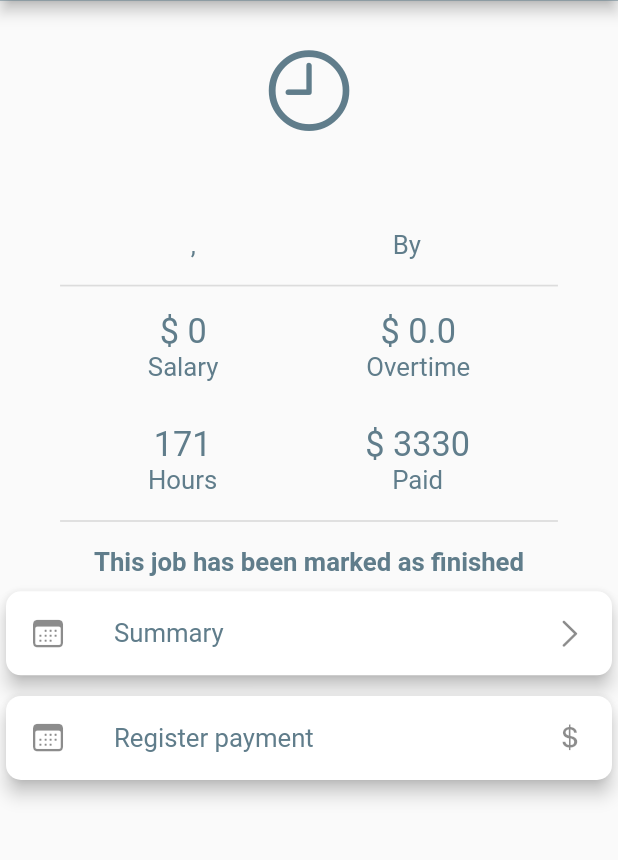
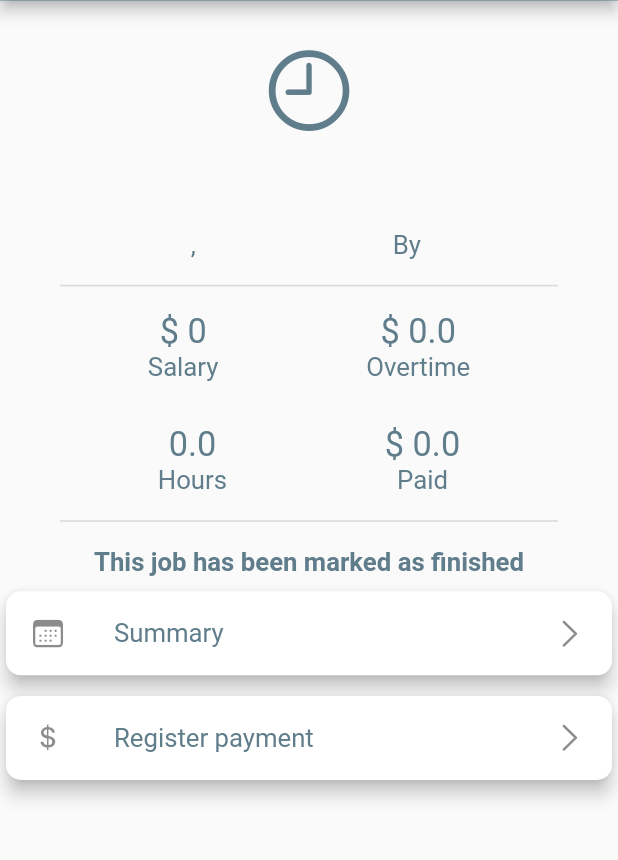
Before and after one commit to LucatonyRaudales/TCP-Workers, a Flutter app: the JobPage screen opened directly with empty values, on a phone screen of 412 x 824 dp, the part 82-942 px from its top. Run offline on Flutter 3.47's test engine with Material 2 defaults, Android fonts, the phone set to English and light mode, and no system bars; our stand-ins replace animate_do, csc_picker, flutter_screenutil, flutter_spinkit, get, get_storage and 3 more; missing offline and left inert: time_range_picker; accounts and stored records are empty; network calls fail.

Commit message:
se hizo las funciones para registrar los pagos, para obtener los datos del total de horas y pagos registrados

```diff
--- a/lib/app/common/variables.dart
+++ b/lib/app/common/variables.dart
@@ -1,4 +1,4 @@
 class GlobalVariables {
-  //static String api = 'http://192.168.1.7:3001';
-  static String api = "https://technoconstruction.herokuapp.com";
+  static String api = 'http://192.168.1.7:3001';
+  //static String api = "https://technoconstruction.herokuapp.com";
 }
--- /dev/null
+++ b/lib/app/models/data_paid.dart
@@ -0,0 +1,23 @@
+class DataPaid {
+    DataPaid({
+        this.id,
+        this.total,
+        this.hours,
+    });
+
+    dynamic id;
+    double total;
+    double hours;
+
+    factory DataPaid.fromJson(Map<String, dynamic> json) => DataPaid(
+        id: json["_id"],
+        total: json["total"] == null ? 0.0 : json["total"].toDouble(),
+        hours: json["hours"] == null ? 0.0 : json["hours"].toDouble(),
+    );
+
+    Map<String, dynamic> toJson() => {
+        "_id": id,
+        "total": total,
+        "hours": hours,
+    };
+}
--- a/lib/app/views/Job/Job_page.dart
+++ b/lib/app/views/Job/Job_page.dart
@@ -121,10 +121,10 @@ class JobPage extends StatelessWidget {
         ),
         SizedBox(height:25.sp),
           dataColumn(
-          data1: '171',
+            data1: ctrl.dataPaid.hours.toString(),
             title1: 'Hours',
             money1: false,
-          data2: '3330',
+            data2: ctrl.dataPaid.total.toString(),
             title2: 'Paid',
             money2: true
           ),
@@ -200,9 +200,9 @@ class JobPage extends StatelessWidget {
             shape: RoundedRectangleBorder(borderRadius: BorderRadius.circular(10)),
             elevation: 5,
             child: ListTile(
-              leading: new Icon(CupertinoIcons.calendar),
+              leading: new Icon(CupertinoIcons.money_dollar),
               title: new Text('Register payment', style: subTitleFont,),
-              trailing: new Icon(CupertinoIcons.money_dollar),
+              trailing: new Icon(CupertinoIcons.chevron_right),
             ),
           ),
         ),
--- a/lib/app/views/Job/job_controller.dart
+++ b/lib/app/views/Job/job_controller.dart
@@ -9,6 +9,8 @@ import 'package:get/get_state_manager/get_state_manager.dart';
 import 'package:rounded_loading_button/rounded_loading_button.dart';
 import 'package:tcp_workers/app/common/snackbar.dart';
 import 'package:tcp_workers/app/common/variables.dart';
+import 'package:tcp_workers/app/models/data_paid.dart';
+import 'package:tcp_workers/app/repository/payment.dart';
 import 'package:tcp_workers/app/views/Home/home_page.dart';
 import '../../Style/Colors.dart';
 import '../../Style/text.dart';
@@ -24,14 +26,25 @@ class JobCtrl extends GetxController{
     String state;
     String city;
   RxBool showButton = false.obs;
+  DataPaid dataPaid = DataPaid();
   List list = ['hour', 'day'];
   String typeSelected;
   final RoundedLoadingButtonController btnController = new RoundedLoadingButtonController();
+  PaymentRepository _paymentRepository = PaymentRepository();
 
   @override
   void onInit() {
+    getTotalPaid();
     showButton.value = false;
     super.onInit();
+  }
+
+  void getTotalPaid(){
+    _paymentRepository.getTotalPaidByJob(jobID: jobData.id)
+      .then((value){
+        dataPaid = value;
+        update();
+      });
   }
 
   void markAsFinished()async{
```
Also changed, not shown: lib/app/repository/payment.dart (+25 -3 lines), lib/app/views/Job/register_payment/register_payment_ctrl.dart (+27 -1 lines), lib/app/views/Job/register_payment/register_payment_page.dart (+21 -10 lines). Lines whose indentation alone changed are shown as unchanged.
